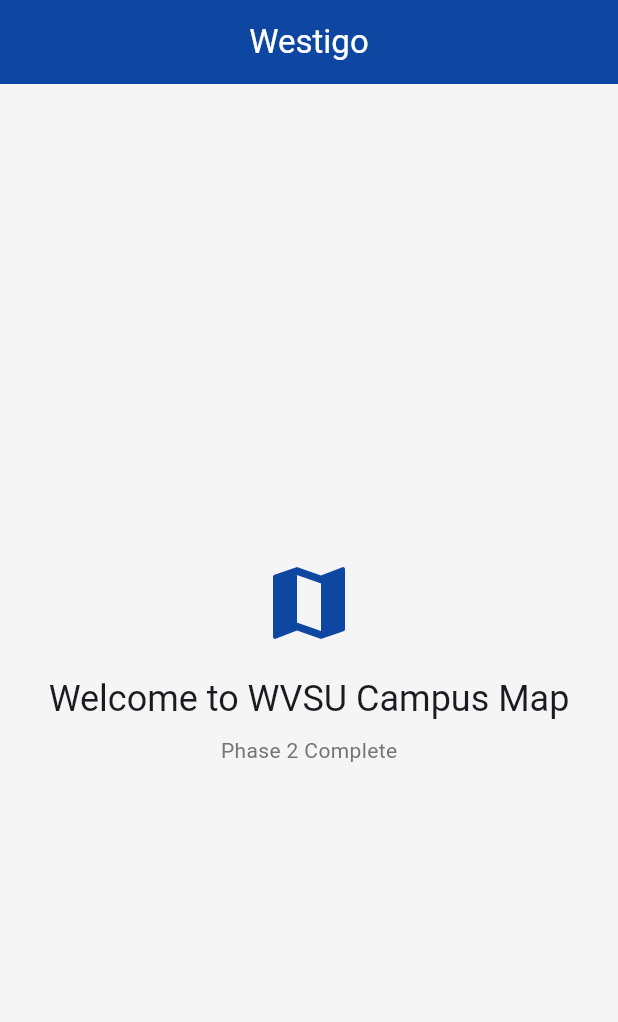
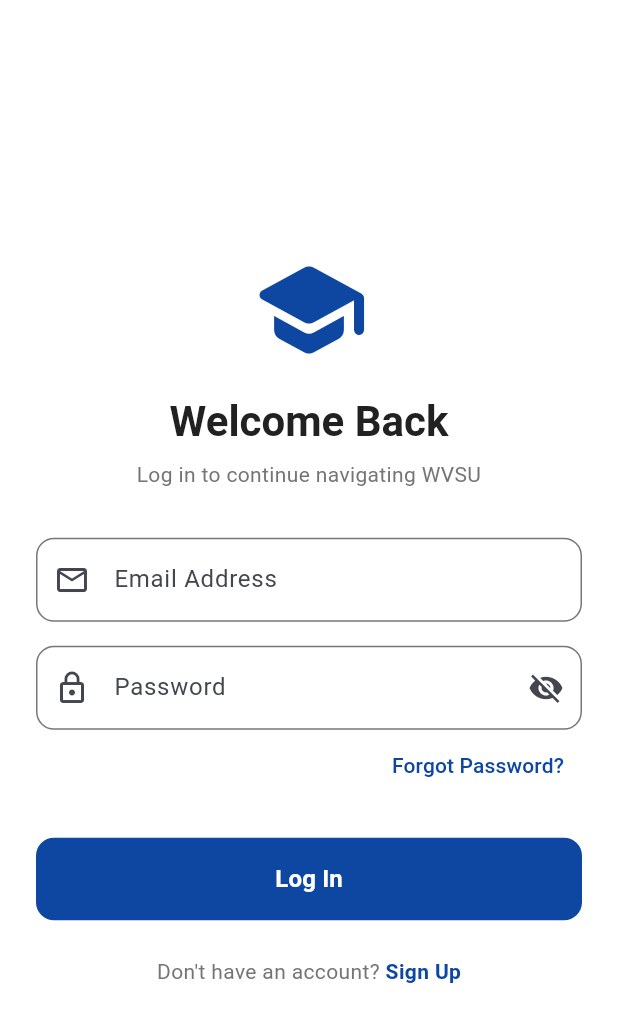
Before and after one commit to Ethanolbicarbonate/westigov2, a Flutter app: the screen it shows after launch, on a phone screen of 412 x 824 dp. Shown: the top 1022 px of the screen. Run offline on Flutter 3.47's test engine with Material 3 defaults, Android fonts, the phone set to English and light mode, and no system bars; our stand-ins replace flutter_riverpod, supabase_flutter; accounts and stored records are empty.

Commit message:
Add login screen and set as app home
Introduces a new LoginScreen widget with form validation, password visibility toggle, and navigation placeholders for password reset and signup. Updates main.dart to use LoginScreen as the initial home screen instead of HomeScreen.

```diff
--- a/lib/main.dart
+++ b/lib/main.dart
@@ -2,6 +2,7 @@ import 'package:flutter/material.dart';
 import 'package:flutter_riverpod/flutter_riverpod.dart';
 import 'package:westigov2/config/supabase_config.dart';
 import 'package:westigov2/screens/home_screen.dart';
+import 'package:westigov2/screens/login_screen.dart';
 import 'package:westigov2/utils/constants.dart';
 
 void main() async {
@@ -36,7 +37,7 @@ class WestigoApp extends StatelessWidget {
           centerTitle: true,
         ),
       ),
-      home: const HomeScreen(),
+      home: const LoginScreen(),
     );
   }
 }
--- /dev/null
+++ b/lib/screens/login_screen.dart
@@ -0,0 +1,176 @@
+import 'package:flutter/material.dart';
+import 'package:westigov2/utils/constants.dart';
+import 'package:westigov2/utils/validators.dart';
+
+class LoginScreen extends StatefulWidget {
+  const LoginScreen({super.key});
+
+  @override
+  State<LoginScreen> createState() => _LoginScreenState();
+}
+
+class _LoginScreenState extends State<LoginScreen> {
+  // Key to identify the form and trigger validation
+  final _formKey = GlobalKey<FormState>();
+
+  // Controllers to retrieve text
+  final _emailController = TextEditingController();
+  final _passwordController = TextEditingController();
+
+  // Toggle for password visibility
+  bool _obscurePassword = true;
+
+  @override
+  void dispose() {
+    _emailController.dispose();
+    _passwordController.dispose();
+    super.dispose();
+  }
+
+  @override
+  Widget build(BuildContext context) {
+    return Scaffold(
+      backgroundColor: Colors.white,
+      body: SafeArea(
+        child: Center(
+          child: SingleChildScrollView(
+            padding: const EdgeInsets.all(AppSizes.paddingL),
+            child: Form(
+              key: _formKey,
+              child: Column(
+                mainAxisAlignment: MainAxisAlignment.center,
+                crossAxisAlignment: CrossAxisAlignment.stretch,
+                children: [
+                  // 1. Logo / Header
+                  const Icon(
+                    Icons.school_rounded,
+                    size: 80,
+                    color: AppColors.primary,
+                  ),
+                  const SizedBox(height: 16),
+                  Text(
+                    'Welcome Back',
+                    textAlign: TextAlign.center,
+                    style: Theme.of(context).textTheme.headlineMedium?.copyWith(
+                          fontWeight: FontWeight.bold,
+                          color: AppColors.textDark,
+                        ),
+                  ),
+                  const SizedBox(height: 8),
+                  Text(
+                    'Log in to continue navigating WVSU',
+                    textAlign: TextAlign.center,
+                    style: Theme.of(context).textTheme.bodyMedium?.copyWith(
+                          color: AppColors.textLight,
+                        ),
+                  ),
+                  const SizedBox(height: 32),
+
+                  // 2. Email Field
+                  TextFormField(
+                    controller: _emailController,
+                    keyboardType: TextInputType.emailAddress,
+                    textInputAction: TextInputAction.next,
+                    decoration: const InputDecoration(
+                      labelText: 'Email Address',
+                      prefixIcon: Icon(Icons.email_outlined),
+                      border: OutlineInputBorder(
+                        borderRadius: BorderRadius.all(Radius.circular(AppSizes.radiusM)),
+                      ),
+                    ),
+                    validator: Validators.validateEmail,
+                  ),
+                  const SizedBox(height: 16),
+
+                  // 3. Password Field
+                  TextFormField(
+                    controller: _passwordController,
+                    obscureText: _obscurePassword,
+                    decoration: InputDecoration(
+                      labelText: 'Password',
+                      prefixIcon: const Icon(Icons.lock_outline),
+                      suffixIcon: IconButton(
+                        icon: Icon(
+                          _obscurePassword ? Icons.visibility_off : Icons.visibility,
+                        ),
+                        onPressed: () {
+                          setState(() {
+                            _obscurePassword = !_obscurePassword;
+                          });
+                        },
+                      ),
+                      border: const OutlineInputBorder(
+                        borderRadius: BorderRadius.all(Radius.circular(AppSizes.radiusM)),
+                      ),
+                    ),
+                    // For login, we just check if it's empty, not strict strength
+                    validator: (val) => Validators.validateRequired(val, 'Password'),
+                  ),
+
+                  // 4. Forgot Password
+                  Align(
+                    alignment: Alignment.centerRight,
+                    child: TextButton(
+                      onPressed: () {
+                        // TODO: Navigate to Reset Password
+                      },
+                      child: const Text('Forgot Password?'),
+                    ),
+                  ),
+                  const SizedBox(height: 24),
+
+                  // 5. Login Button
+                  ElevatedButton(
+                    onPressed: () {
+                      if (_formKey.currentState!.validate()) {
+                        // TODO: Call AuthService
+                        print('Form is valid. Email: ${_emailController.text}');
+                      }
+                    },
+                    style: ElevatedButton.styleFrom(
+                      backgroundColor: AppColors.primary,
+                      foregroundColor: Colors.white,
+                      padding: const EdgeInsets.symmetric(vertical: 16),
+                      shape: RoundedRectangleBorder(
+                        borderRadius: BorderRadius.circular(AppSizes.radiusM),
+                      ),
+                      elevation: 0,
+                    ),
+                    child: const Text(
+                      'Log In',
+                      style: TextStyle(fontSize: 16, fontWeight: FontWeight.bold),
+                    ),
+                  ),
+                  const SizedBox(height: 24),
+
+                  // 6. Sign Up Link
+                  Row(
+                    mainAxisAlignment: MainAxisAlignment.center,
+                    children: [
+                      const Text(
+                        "Don't have an account? ",
+                        style: TextStyle(color: AppColors.textLight),
+                      ),
+                      GestureDetector(
+                        onTap: () {
+                          // TODO: Navigate to Signup
+                        },
+                        child: const Text(
+                          'Sign Up',
+                          style: TextStyle(
+                            color: AppColors.primary,
+                            fontWeight: FontWeight.bold,
+                          ),
+                        ),
+                      ),
+                    ],
+                  ),
+                ],
+              ),
+            ),
+          ),
+        ),
+      ),
+    );
+  }
+}
```
